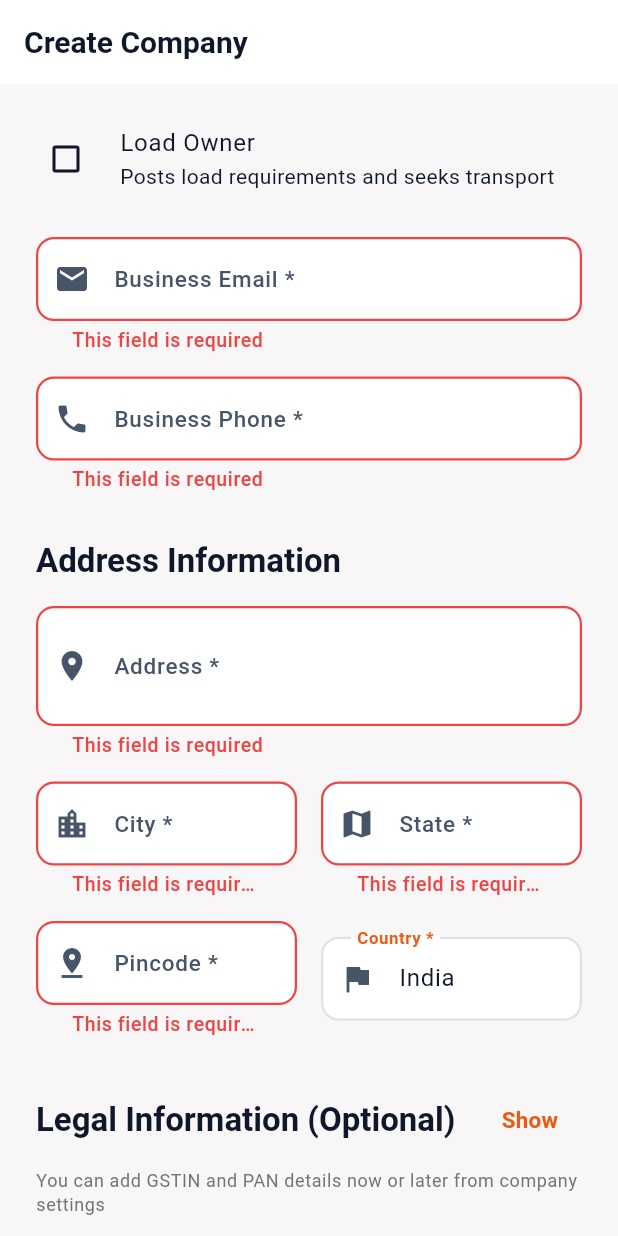
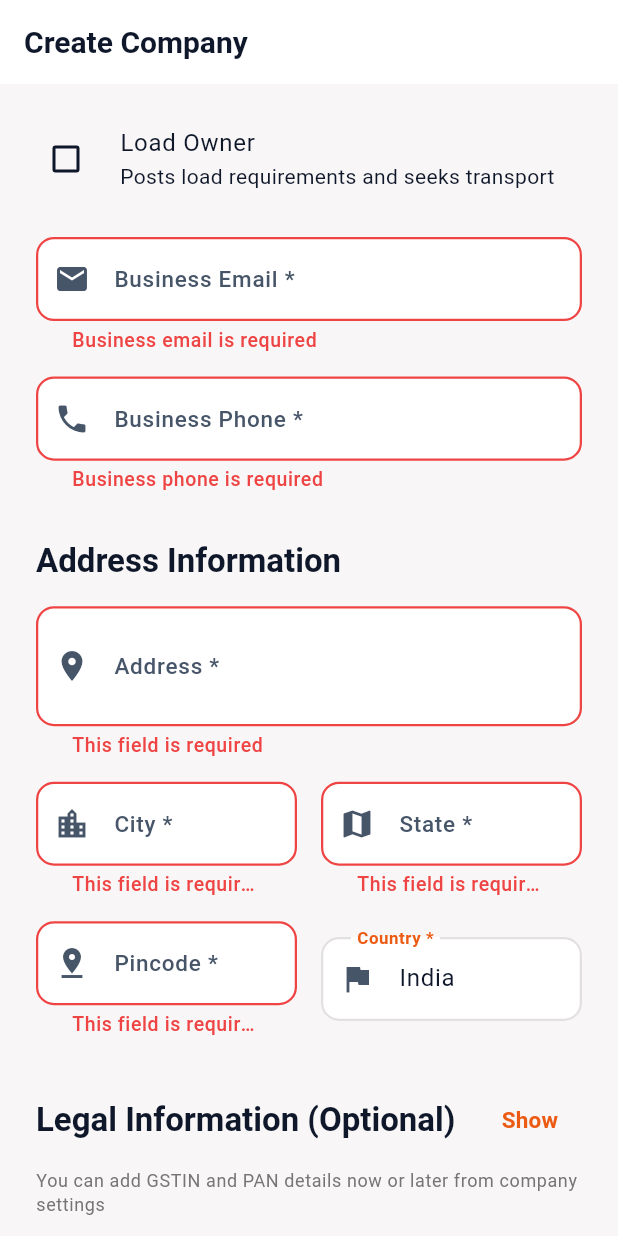
Before and after one commit to RollingRadius/RR4, a Flutter app: the CompanyCreateScreen screen opened by its route, scrolled down 363 dp, after a tap on "Create Company", on a phone screen of 412 x 824 dp. Run offline on Flutter 3.47's test engine with Material 3 defaults, Android fonts, the phone set to English and light mode, and no system bars; our stand-ins replace dio, fl_chart, flutter_colorpicker, flutter_map, flutter_riverpod, flutter_secure_storage and 7 more; missing offline and left inert: dart:html, flutter_background_service, flutter_background_service_android; accounts and stored records are empty.

Commit message:
new changes 4

```diff
--- a/frontend/lib/presentation/screens/company/company_create_screen.dart
+++ b/frontend/lib/presentation/screens/company/company_create_screen.dart
@@ -1,4 +1,5 @@
 import 'package:flutter/material.dart';
+import 'package:flutter/services.dart';
 import 'package:flutter_riverpod/flutter_riverpod.dart';
 import 'package:go_router/go_router.dart';
 import 'package:fleet_management/providers/company_provider.dart';
@@ -40,6 +41,35 @@ class _CompanyCreateScreenState extends ConsumerState<CompanyCreateScreen> {
 
   bool _isCreating = false;
   bool _showLegalInfo = false;
+
+  // Email live-validation state
+  bool _emailTouched = false;
+  bool _emailValid = false;
+
+  bool _isValidEmail(String value) {
+    if (value.trim().isEmpty) return false;
+    if (!value.contains('@')) return false;
+    final parts = value.split('@');
+    if (parts.length != 2 || parts[1].isEmpty) return false;
+    if (!parts[1].contains('.')) return false;
+    final domainParts = parts[1].split('.');
+    if (domainParts.last.length < 2) return false;
+    return true;
+  }
+
+  @override
+  void initState() {
+    super.initState();
+    _businessEmailController.addListener(() {
+      final valid = _isValidEmail(_businessEmailController.text);
+      if (valid != _emailValid || !_emailTouched) {
+        setState(() {
+          _emailTouched = true;
+          _emailValid = valid;
+        });
+      }
+    });
+  }
 
   @override
   void dispose() {
@@ -119,7 +149,7 @@ class _CompanyCreateScreenState extends ConsumerState<CompanyCreateScreen> {
       'company_name': _companyNameController.text.trim(),
       'business_type': businessType,
       'business_email': _businessEmailController.text.trim(),
-      'business_phone': _businessPhoneController.text.trim(),
+      'business_phone': '+91${_businessPhoneController.text.trim()}',
       'address': _addressController.text.trim(),
       'city': _cityController.text.trim(),
       'state': _stateController.text.trim(),
@@ -306,16 +336,36 @@ class _CompanyCreateScreenState extends ConsumerState<CompanyCreateScreen> {
                 TextFormField(
                   controller: _businessEmailController,
                   keyboardType: TextInputType.emailAddress,
-                  decoration: const InputDecoration(
+                  autovalidateMode: AutovalidateMode.onUserInteraction,
+                  decoration: InputDecoration(
                     labelText: 'Business Email *',
-                    prefixIcon: Icon(Icons.email),
+                    hintText: 'name@company.com',
+                    prefixIcon: const Icon(Icons.email),
+                    suffixIcon: _emailTouched
+                        ? _emailValid
+                            ? const Icon(Icons.check_circle_rounded,
+                                color: Color(0xFF006B5E), size: 22)
+                            : const Icon(Icons.warning_rounded,
+                                color: Colors.red, size: 22)
+                        : null,
                   ),
                   validator: (value) {
-                    if (value == null || value.isEmpty) {
-                      return AppConstants.validationRequired;
+                    if (value == null || value.trim().isEmpty) {
+                      return 'Business email is required';
                     }
                     if (!value.contains('@')) {
-                      return AppConstants.validationEmail;
+                      return 'Email must contain "@" — e.g. name@company.com';
+                    }
+                    final parts = value.split('@');
+                    if (parts.length != 2 || parts[1].isEmpty) {
+                      return 'Enter a valid email — e.g. name@company.com';
+                    }
+                    if (!parts[1].contains('.')) {
+                      return 'Email must have a domain ending — e.g. .com or .in';
+                    }
+                    final domainParts = parts[1].split('.');
+                    if (domainParts.last.length < 2) {
+                      return 'Enter a valid email — e.g. name@company.com';
                     }
                     return null;
                   },
@@ -324,14 +374,31 @@ class _CompanyCreateScreenState extends ConsumerState<CompanyCreateScreen> {
 
                 TextFormField(
                   controller: _businessPhoneController,
-                  keyboardType: TextInputType.phone,
+                  keyboardType: TextInputType.number,
+                  autovalidateMode: AutovalidateMode.onUserInteraction,
+                  inputFormatters: [
+                    FilteringTextInputFormatter.digitsOnly,
+                    LengthLimitingTextInputFormatter(10),
+                  ],
                   decoration: const InputDecoration(
                     labelText: 'Business Phone *',
+                    hintText: '9876543210',
                     prefixIcon: Icon(Icons.phone),
+                    prefix: Text(
+                      '+91 ',
+                      style: TextStyle(
+                        fontSize: 15,
+                        fontWeight: FontWeight.w500,
+                        color: Colors.black87,
+                      ),
+                    ),
                   ),
                   validator: (value) {
-                    if (value == null || value.isEmpty) {
-                      return AppConstants.validationRequired;
+                    if (value == null || value.trim().isEmpty) {
+                      return 'Business phone is required';
+                    }
+                    if (value.trim().length < 10) {
+                      return 'Mobile number must be exactly 10 digits';
                     }
                     return null;
                   },
@@ -406,6 +473,11 @@ class _CompanyCreateScreenState extends ConsumerState<CompanyCreateScreen> {
                       child: TextFormField(
                         controller: _pincodeController,
                         keyboardType: TextInputType.number,
+                        autovalidateMode: AutovalidateMode.onUserInteraction,
+                        inputFormatters: [
+                          FilteringTextInputFormatter.digitsOnly,
+                          LengthLimitingTextInputFormatter(6),
+                        ],
                         decoration: const InputDecoration(
                           labelText: 'Pincode *',
                           prefixIcon: Icon(Icons.pin_drop),
@@ -413,6 +485,12 @@ class _CompanyCreateScreenState extends ConsumerState<CompanyCreateScreen> {
                         validator: (value) {
                           if (value == null || value.isEmpty) {
                             return AppConstants.validationRequired;
+                          }
+                          if (value.length != 6) {
+                            return 'Enter a valid 6-digit Indian pincode';
+                          }
+                          if (value[0] == '0') {
+                            return 'Enter a valid 6-digit Indian pincode';
                           }
                           return null;
                         },
```
Also changed, not shown: frontend/lib/presentation/screens/auth/login_screen.dart (+5 -5 lines), frontend/lib/presentation/screens/auth/profile_completion_screen.dart (+24 -3 lines).
